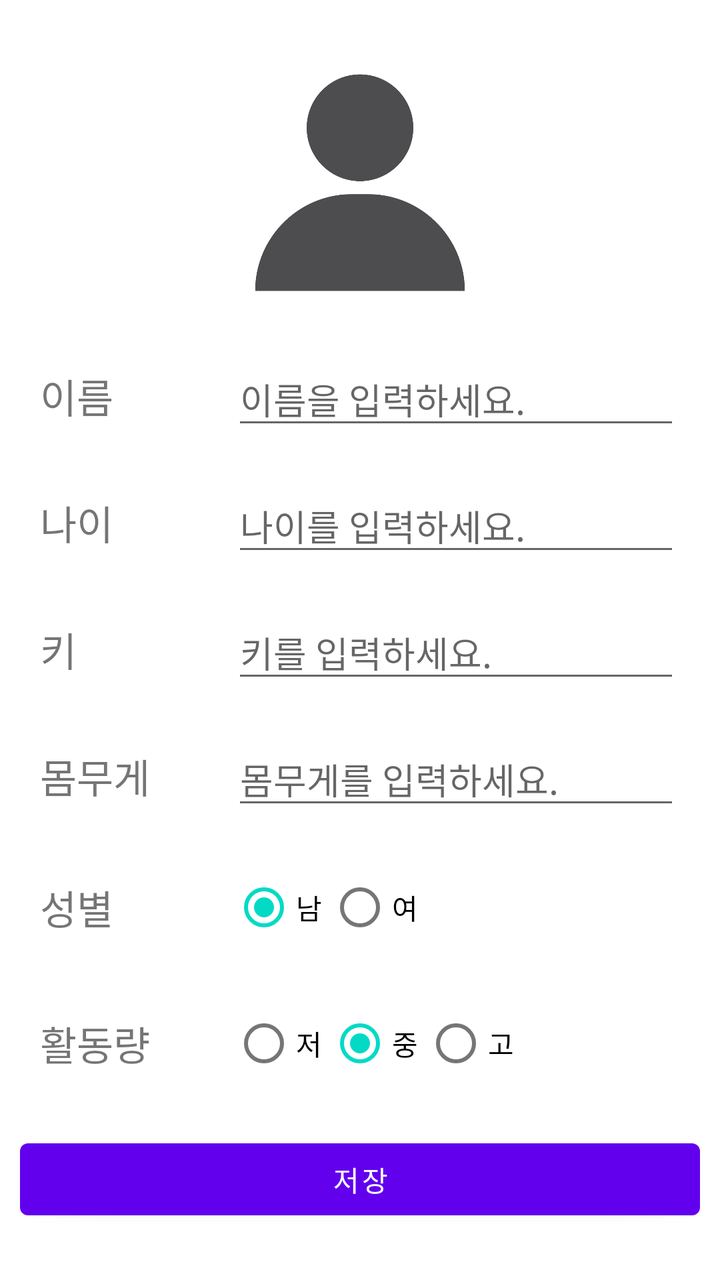
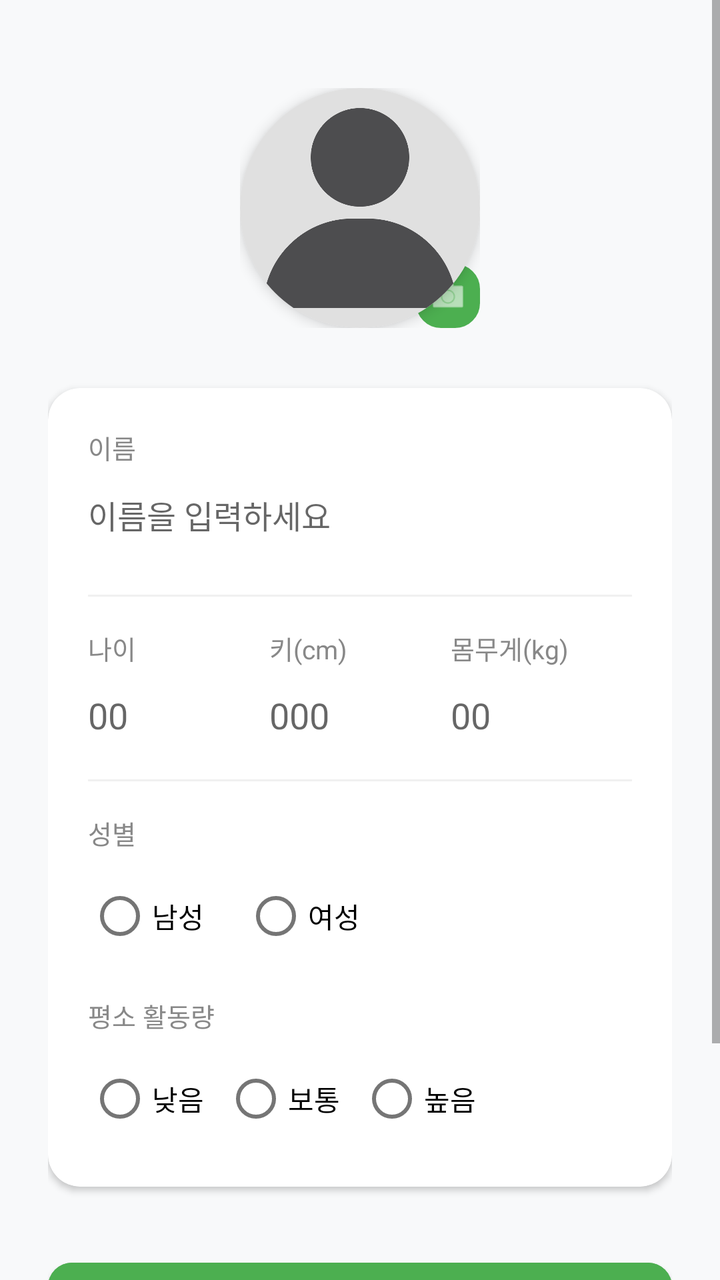

The first picture is an Android layout as it rendered before a commit; the second is the same layout after the commit. The layout source and the unified diff follow.
<!-- AndroidManifest.xml: application theme Theme.NutritionPredictorApp -->
<!-- res/layout/fragment_user.xml -->
<?xml version="1.0" encoding="utf-8"?>
<LinearLayout xmlns:android="http://schemas.android.com/apk/res/android"
    xmlns:app="http://schemas.android.com/apk/res-auto"
    xmlns:tools="http://schemas.android.com/tools"
    android:layout_width="match_parent"
    android:layout_height="match_parent"
    android:gravity="center"
    android:orientation="vertical"
    tools:context=".ui.user.UserFragment">


    <ImageView
        android:id="@+id/iv_profile"
        android:layout_width="130dp"
        android:layout_height="130dp"
        android:layout_marginLeft="20dp"
        android:layout_marginTop="10dp"
        android:layout_marginRight="20dp"
        android:layout_marginBottom="10dp"
        android:src="@drawable/user" />

    <LinearLayout
        android:layout_width="match_parent"
        android:layout_height="wrap_content"
        android:layout_marginLeft="20dp"
        android:layout_marginTop="10dp"
        android:layout_marginRight="20dp"
        android:layout_marginBottom="10dp"
        android:orientation="horizontal"
        android:gravity="center_vertical"
        android:weightSum="10">

        <TextView
            android:id="@+id/tv_name"
            android:layout_width="0dp"
            android:layout_height="wrap_content"
            android:layout_weight="3"
            android:text="이름"
            android:textSize="20sp" />

        <EditText
            android:id="@+id/et_name"
            android:layout_width="0dp"
            android:layout_height="wrap_content"
            android:layout_weight="7"
            android:ems="10"
            android:hint="이름을 입력하세요."
            android:inputType="text" />
    </LinearLayout>

    <LinearLayout
        android:layout_width="match_parent"
        android:layout_height="wrap_content"
        android:layout_marginLeft="20dp"
        android:layout_marginTop="10dp"
        android:layout_marginRight="20dp"
        android:layout_marginBottom="10dp"
        android:orientation="horizontal"
        android:gravity="center_vertical"
        android:weightSum="10">

        <TextView
            android:id="@+id/tv_age"
            android:layout_width="0dp"
            android:layout_height="wrap_content"
            android:layout_weight="3"
            android:text="나이"
            android:textSize="20sp" />

        <EditText
            android:id="@+id/et_age"
            android:layout_width="0dp"
            android:layout_height="wrap_content"
            android:layout_weight="7"
            android:ems="10"
            android:hint="나이를 입력하세요."
            android:inputType="number" />
    </LinearLayout>

    <LinearLayout
        android:layout_width="match_parent"
        android:layout_height="wrap_content"
        android:layout_marginLeft="20dp"
        android:layout_marginTop="10dp"
        android:layout_marginRight="20dp"
        android:layout_marginBottom="10dp"
        android:orientation="horizontal"
        android:gravity="center_vertical"
        android:weightSum="10">

        <TextView
            android:id="@+id/tv_height"
            android:layout_width="0dp"
            android:layout_height="wrap_content"
            android:layout_weight="3"
            android:text="키"
            android:textSize="20sp" />

        <EditText
            android:id="@+id/et_height"
            android:layout_width="0dp"
            android:layout_height="wrap_content"
            android:layout_weight="7"
            android:ems="10"
            android:hint="키를 입력하세요."
            android:inputType="number" />
    </LinearLayout>

    <LinearLayout
        android:layout_width="match_parent"
        android:layout_height="wrap_content"
        android:layout_marginLeft="20dp"
        android:layout_marginTop="10dp"
        android:layout_marginRight="20dp"
        android:layout_marginBottom="10dp"
        android:orientation="horizontal"
        android:gravity="center_vertical"
        android:weightSum="10">

        <TextView
            android:id="@+id/tv_weight"
            android:layout_width="0dp"
            android:layout_height="wrap_content"
            android:layout_weight="3"
            android:text="몸무게"
            android:textSize="20sp" />

        <EditText
            android:id="@+id/et_weight"
            android:layout_width="0dp"
            android:layout_height="wrap_content"
            android:layout_weight="7"
            android:ems="10"
            android:hint="몸무게를 입력하세요."
            android:inputType="number" />
    </LinearLayout>

    <LinearLayout
        android:layout_width="match_parent"
        android:layout_height="wrap_content"
        android:layout_marginLeft="20dp"
        android:layout_marginTop="10dp"
        android:layout_marginRight="20dp"
        android:layout_marginBottom="10dp"
        android:orientation="horizontal"
        android:gravity="center_vertical"
        android:weightSum="10">

        <TextView
            android:id="@+id/tv_gender"
            android:layout_width="0dp"
            android:layout_height="wrap_content"
            android:layout_weight="3"
            android:text="성별"
            android:textSize="20sp" />

        <RadioGroup
            android:id="@+id/rg_gender"
            android:layout_width="0dp"
            android:layout_height="wrap_content"
            android:layout_weight="7"
            android:orientation="horizontal">

            <RadioButton
                android:id="@+id/rb_man"
                android:layout_width="wrap_content"
                android:layout_height="wrap_content"
                android:checked="true"
                android:text="남" />

            <RadioButton
                android:id="@+id/rb_woman"
                android:layout_width="wrap_content"
                android:layout_height="wrap_content"
                android:text="여" />
        </RadioGroup>
    </LinearLayout>

    <LinearLayout
        android:layout_width="match_parent"
        android:layout_height="wrap_content"
        android:layout_marginLeft="20dp"
        android:layout_marginTop="10dp"
        android:layout_marginRight="20dp"
        android:layout_marginBottom="10dp"
        android:orientation="horizontal"
        android:gravity="center_vertical"
        android:weightSum="10">

        <TextView
            android:id="@+id/tv_activity_level"
            android:layout_width="0dp"
            android:layout_height="wrap_content"
            android:layout_weight="3"
            android:text="활동량"
            android:textSize="20sp" />

        <RadioGroup
            android:id="@+id/rg_activity_level"
            android:layout_width="0dp"
            android:layout_height="wrap_content"
            android:layout_weight="7"
            android:orientation="horizontal">

            <RadioButton
                android:id="@+id/rb_activity_level_low"
                android:layout_width="wrap_content"
                android:layout_height="wrap_content"
                android:checked="true"
                android:text="저" />

            <RadioButton
                android:id="@+id/rb_activity_level_medium"
                android:layout_width="wrap_content"
                android:layout_height="wrap_content"
                android:checked="true"
                android:text="중" />
            <RadioButton
                android:id="@+id/rb_activity_level_high"
                android:layout_width="wrap_content"
                android:layout_height="wrap_content"
                android:text="고" />
        </RadioGroup>
    </LinearLayout>

    <Button
        android:id="@+id/bt_save"
        android:layout_width="match_parent"
        android:layout_height="wrap_content"
        android:layout_margin="10dp"
        android:text="저장" />
</LinearLayout>
<!-- resources referenced by this layout -->
<resources>
  <!-- drawable user: png bitmap (drawable, 20221 bytes) -->
  <style name="Theme.NutritionPredictorApp" parent="Theme.MaterialComponents.DayNight.DarkActionBar">
          
          <item name="colorPrimary">@color/purple_500</item>
          <item name="colorPrimaryVariant">@color/purple_700</item>
          <item name="colorOnPrimary">@color/white</item>
          
          <item name="colorSecondary">@color/teal_200</item>
          <item name="colorSecondaryVariant">@color/teal_700</item>
          <item name="colorOnSecondary">@color/black</item>
          
          <item name="android:statusBarColor">?attr/colorPrimaryVariant</item>
          
      </style>
  <color name="purple_500">#FF6200EE</color>
  <color name="purple_700">#FF3700B3</color>
  <color name="white">#FFFFFFFF</color>
  <color name="teal_200">#FF03DAC5</color>
  <color name="teal_700">#FF018786</color>
  <color name="black">#FF000000</color>
</resources>

<!-- the commit's change to res/layout/fragment_user.xml (unified diff, before → after) -->
@@ -1,232 +1,143 @@
 <?xml version="1.0" encoding="utf-8"?>
-<LinearLayout xmlns:android="http://schemas.android.com/apk/res/android"
+<ScrollView xmlns:android="http://schemas.android.com/apk/res/android"
     xmlns:app="http://schemas.android.com/apk/res-auto"
     xmlns:tools="http://schemas.android.com/tools"
     android:layout_width="match_parent"
     android:layout_height="match_parent"
-    android:gravity="center"
-    android:orientation="vertical"
+    android:fillViewport="true"
+    android:background="#F8F9FA"
     tools:context=".ui.user.UserFragment">
-
-
-    <ImageView
-        android:id="@+id/iv_profile"
-        android:layout_width="130dp"
-        android:layout_height="130dp"
-        android:layout_marginLeft="20dp"
-        android:layout_marginTop="10dp"
-        android:layout_marginRight="20dp"
-        android:layout_marginBottom="10dp"
-        android:src="@drawable/user" />
 
     <LinearLayout
         android:layout_width="match_parent"
         android:layout_height="wrap_content"
-        android:layout_marginLeft="20dp"
-        android:layout_marginTop="10dp"
-        android:layout_marginRight="20dp"
-        android:layout_marginBottom="10dp"
-        android:orientation="horizontal"
-        android:gravity="center_vertical"
-        android:weightSum="10">
+        android:gravity="center_horizontal"
+        android:orientation="vertical"
+        android:padding="24dp">
 
-        <TextView
-            android:id="@+id/tv_name"
-            android:layout_width="0dp"
+        
+        <FrameLayout
+            android:layout_width="wrap_content"
             android:layout_height="wrap_content"
-            android:layout_weight="3"
-            android:text="이름"
-            android:textSize="20sp" />
+            android:layout_marginTop="20dp"
+            android:layout_marginBottom="30dp">
 
-        <EditText
-            android:id="@+id/et_name"
-            android:layout_width="0dp"
+            <androidx.cardview.widget.CardView
+                android:layout_width="120dp"
+                android:layout_height="120dp"
+                app:cardCornerRadius="60dp"
+                app:cardElevation="4dp">
+
+                <ImageView
+                    android:id="@+id/iv_profile"
+                    android:layout_width="match_parent"
+                    android:layout_height="match_parent"
+                    android:scaleType="centerCrop"
+                    android:src="@drawable/user"
+                    android:background="#E0E0E0" />
+            </androidx.cardview.widget.CardView>
+
+            
+            <ImageView
+                android:layout_width="32dp"
+                android:layout_height="32dp"
+                android:layout_gravity="bottom|end"
+                android:src="@android:drawable/ic_menu_camera"
+                android:background="@drawable/edittext_border_background"
+                android:backgroundTint="#4CAF50"
+                app:tint="#FFFFFF"
+                android:padding="6dp" />
+        </FrameLayout>
+
+        
+        <androidx.cardview.widget.CardView
+            android:layout_width="match_parent"
             android:layout_height="wrap_content"
-            android:layout_weight="7"
-            android:ems="10"
-            android:hint="이름을 입력하세요."
-            android:inputType="text" />
+            app:cardCornerRadius="16dp"
+            app:cardElevation="2dp">
+
+            <LinearLayout
+                android:layout_width="match_parent"
+                android:layout_height="wrap_content"
+                android:orientation="vertical"
+                android:padding="20dp">
+
+                
+                <TextView android:layout_width="wrap_content" android:layout_height="wrap_content" android:text="이름" android:textSize="13sp" android:textColor="#888" />
+                <EditText
+                    android:id="@+id/et_name"
+                    android:layout_width="match_parent"
+                    android:layout_height="48dp"
+                    android:hint="이름을 입력하세요"
+                    android:inputType="text"
+                    android:background="@android:color/transparent"
+                    android:textSize="16sp"
+                    android:layout_marginBottom="16dp" />
+
+                <View android:layout_width="match_parent" android:layout_height="1dp" android:background="#F0F0F0" android:layout_marginBottom="16dp" />
+
+                
+                <LinearLayout android:layout_width="match_parent" android:layout_height="wrap_content" android:orientation="horizontal" android:weightSum="3">
+                    <LinearLayout android:layout_width="0dp" android:layout_height="wrap_content" android:layout_weight="1" android:orientation="vertical">
+                        <TextView android:layout_width="wrap_content" android:layout_height="wrap_content" android:text="나이" android:textSize="13sp" android:textColor="#888" />
+                        <EditText android:id="@+id/et_age" android:layout_width="match_parent" android:layout_height="48dp" android:hint="00" android:inputType="number" android:background="@android:color/transparent" />
+                    </LinearLayout>
+                    <LinearLayout android:layout_width="0dp" android:layout_height="wrap_content" android:layout_weight="1" android:orientation="vertical">
+                        <TextView android:layout_width="wrap_content" android:layout_height="wrap_content" android:text="키(cm)" android:textSize="13sp" android:textColor="#888" />
+                        <EditText android:id="@+id/et_height" android:layout_width="match_parent" android:layout_height="48dp" android:hint="000" android:inputType="number" android:background="@android:color/transparent" />
+                    </LinearLayout>
+                    <LinearLayout android:layout_width="0dp" android:layout_height="wrap_content" android:layout_weight="1" android:orientation="vertical">
+                        <TextView android:layout_width="wrap_content" android:layout_height="wrap_content" android:text="몸무게(kg)" android:textSize="13sp" android:textColor="#888" />
+                        <EditText android:id="@+id/et_weight" android:layout_width="match_parent" android:layout_height="48dp" android:hint="00" android:inputType="number" android:background="@android:color/transparent" />
+                    </LinearLayout>
+                </LinearLayout>
+
+                <View android:layout_width="match_parent" android:layout_height="1dp" android:background="#F0F0F0" android:layout_marginTop="8dp" android:layout_marginBottom="16dp" />
+
+                
+                <TextView android:layout_width="wrap_content" android:layout_height="wrap_content" android:text="성별" android:textSize="13sp" android:textColor="#888" android:layout_marginBottom="8dp"/>
+                <RadioGroup
+                    android:id="@+id/rg_gender"
+                    android:layout_width="match_parent"
+                    android:layout_height="wrap_content"
+                    android:orientation="horizontal"
+                    android:layout_marginBottom="16dp">
+                    <RadioButton android:id="@+id/rb_man" android:layout_width="wrap_content" android:layout_height="wrap_content" android:text="남성" android:layout_marginRight="20dp" />
+                    <RadioButton android:id="@+id/rb_woman" android:layout_width="wrap_content" android:layout_height="wrap_content" android:text="여성" />
+                </RadioGroup>
+
+                
+                <TextView android:layout_width="wrap_content" android:layout_height="wrap_content" android:text="평소 활동량" android:textSize="13sp" android:textColor="#888" android:layout_marginBottom="8dp"/>
+                <RadioGroup
+                    android:id="@+id/rg_activity_level"
+                    android:layout_width="match_parent"
+                    android:layout_height="wrap_content"
+                    android:orientation="horizontal">
+                    <RadioButton android:id="@+id/rb_activity_level_low" android:layout_width="wrap_content" android:layout_height="wrap_content" android:text="낮음" android:layout_marginRight="10dp" />
+                    <RadioButton android:id="@+id/rb_activity_level_medium" android:layout_width="wrap_content" android:layout_height="wrap_content" android:text="보통" android:layout_marginRight="10dp" />
+                    <RadioButton android:id="@+id/rb_activity_level_high" android:layout_width="wrap_content" android:layout_height="wrap_content" android:text="높음" />
+                </RadioGroup>
+
+            </LinearLayout>
+        </androidx.cardview.widget.CardView>
+
+        
+        <Button
+            android:id="@+id/bt_save"
+            android:layout_width="match_parent"
+            android:layout_height="56dp"
+            android:layout_marginTop="32dp"
+            android:backgroundTint="#4CAF50"
+            android:text="정보 저장하기"
+            android:textColor="#FFFFFF"
+            android:textSize="16sp"
+            android:textStyle="bold"
+            app:cornerRadius="12dp" />
+
+        
+        <View
+            android:layout_width="match_parent"
+            android:layout_height="80dp" />
+
     </LinearLayout>
-
-    <LinearLayout
-        android:layout_width="match_parent"
-        android:layout_height="wrap_content"
-        android:layout_marginLeft="20dp"
-        android:layout_marginTop="10dp"
-        android:layout_marginRight="20dp"
-        android:layout_marginBottom="10dp"
-        android:orientation="horizontal"
-        android:gravity="center_vertical"
-        android:weightSum="10">
-
-        <TextView
-            android:id="@+id/tv_age"
-            android:layout_width="0dp"
-            android:layout_height="wrap_content"
-            android:layout_weight="3"
-            android:text="나이"
-            android:textSize="20sp" />
-
-        <EditText
-            android:id="@+id/et_age"
-            android:layout_width="0dp"
-            android:layout_height="wrap_content"
-            android:layout_weight="7"
-            android:ems="10"
-            android:hint="나이를 입력하세요."
-            android:inputType="number" />
-    </LinearLayout>
-
-    <LinearLayout
-        android:layout_width="match_parent"
-        android:layout_height="wrap_content"
-        android:layout_marginLeft="20dp"
-        android:layout_marginTop="10dp"
-        android:layout_marginRight="20dp"
-        android:layout_marginBottom="10dp"
-        android:orientation="horizontal"
-        android:gravity="center_vertical"
-        android:weightSum="10">
-
-        <TextView
-            android:id="@+id/tv_height"
-            android:layout_width="0dp"
-            android:layout_height="wrap_content"
-            android:layout_weight="3"
-            android:text="키"
-            android:textSize="20sp" />
-
-        <EditText
-            android:id="@+id/et_height"
-            android:layout_width="0dp"
-            android:layout_height="wrap_content"
-            android:layout_weight="7"
-            android:ems="10"
-            android:hint="키를 입력하세요."
-            android:inputType="number" />
-    </LinearLayout>
-
-    <LinearLayout
-        android:layout_width="match_parent"
-        android:layout_height="wrap_content"
-        android:layout_marginLeft="20dp"
-        android:layout_marginTop="10dp"
-        android:layout_marginRight="20dp"
-        android:layout_marginBottom="10dp"
-        android:orientation="horizontal"
-        android:gravity="center_vertical"
-        android:weightSum="10">
-
-        <TextView
-            android:id="@+id/tv_weight"
-            android:layout_width="0dp"
-            android:layout_height="wrap_content"
-            android:layout_weight="3"
-            android:text="몸무게"
-            android:textSize="20sp" />
-
-        <EditText
-            android:id="@+id/et_weight"
-            android:layout_width="0dp"
-            android:layout_height="wrap_content"
-            android:layout_weight="7"
-            android:ems="10"
-            android:hint="몸무게를 입력하세요."
-            android:inputType="number" />
-    </LinearLayout>
-
-    <LinearLayout
-        android:layout_width="match_parent"
-        android:layout_height="wrap_content"
-        android:layout_marginLeft="20dp"
-        android:layout_marginTop="10dp"
-        android:layout_marginRight="20dp"
-        android:layout_marginBottom="10dp"
-        android:orientation="horizontal"
-        android:gravity="center_vertical"
-        android:weightSum="10">
-
-        <TextView
-            android:id="@+id/tv_gender"
-            android:layout_width="0dp"
-            android:layout_height="wrap_content"
-            android:layout_weight="3"
-            android:text="성별"
-            android:textSize="20sp" />
-
-        <RadioGroup
-            android:id="@+id/rg_gender"
-            android:layout_width="0dp"
-            android:layout_height="wrap_content"
-            android:layout_weight="7"
-            android:orientation="horizontal">
-
-            <RadioButton
-                android:id="@+id/rb_man"
-                android:layout_width="wrap_content"
-                android:layout_height="wrap_content"
-                android:checked="true"
-                android:text="남" />
-
-            <RadioButton
-                android:id="@+id/rb_woman"
-                android:layout_width="wrap_content"
-                android:layout_height="wrap_content"
-                android:text="여" />
-        </RadioGroup>
-    </LinearLayout>
-
-    <LinearLayout
-        android:layout_width="match_parent"
-        android:layout_height="wrap_content"
-        android:layout_marginLeft="20dp"
-        android:layout_marginTop="10dp"
-        android:layout_marginRight="20dp"
-        android:layout_marginBottom="10dp"
-        android:orientation="horizontal"
-        android:gravity="center_vertical"
-        android:weightSum="10">
-
-        <TextView
-            android:id="@+id/tv_activity_level"
-            android:layout_width="0dp"
-            android:layout_height="wrap_content"
-            android:layout_weight="3"
-            android:text="활동량"
-            android:textSize="20sp" />
-
-        <RadioGroup
-            android:id="@+id/rg_activity_level"
-            android:layout_width="0dp"
-            android:layout_height="wrap_content"
-            android:layout_weight="7"
-            android:orientation="horizontal">
-
-            <RadioButton
-                android:id="@+id/rb_activity_level_low"
-                android:layout_width="wrap_content"
-                android:layout_height="wrap_content"
-                android:checked="true"
-                android:text="저" />
-
-            <RadioButton
-                android:id="@+id/rb_activity_level_medium"
-                android:layout_width="wrap_content"
-                android:layout_height="wrap_content"
-                android:checked="true"
-                android:text="중" />
-            <RadioButton
-                android:id="@+id/rb_activity_level_high"
-                android:layout_width="wrap_content"
-                android:layout_height="wrap_content"
-                android:text="고" />
-        </RadioGroup>
-    </LinearLayout>
-
-    <Button
-        android:id="@+id/bt_save"
-        android:layout_width="match_parent"
-        android:layout_height="wrap_content"
-        android:layout_margin="10dp"
-        android:text="저장" />
-</LinearLayout>
+</ScrollView>
<!-- resource entries referenced after the edit -->
@@ -1,5 +1,22 @@
 <!-- resources referenced by this layout -->
 <resources>
+  <!-- drawable edittext_border_background (drawable) -->
+  <?xml version="1.0" encoding="utf-8"?>
+  <shape xmlns:android="http://schemas.android.com/apk/res/android"
+      android:shape="rectangle">
+  
+      
+      <solid android:color="#FFFFFF" />
+  
+      
+      <stroke
+          android:width="1dp"
+          android:color="#DDDDDD" />
+  
+      
+      <corners android:radius="12dp" />
+  
+  </shape>
   <!-- drawable user: png bitmap (drawable, 20221 bytes) -->
   <style name="Theme.NutritionPredictorApp" parent="Theme.MaterialComponents.DayNight.DarkActionBar">
           
@@ -14,8 +31,8 @@
           <item name="android:statusBarColor">?attr/colorPrimaryVariant</item>
           
       </style>
-  <color name="purple_500">#FF6200EE</color>
-  <color name="purple_700">#FF3700B3</color>
+  <color name="purple_500">#4CAF50</color>
+  <color name="purple_700">#4CAF50</color>
   <color name="white">#FFFFFFFF</color>
   <color name="teal_200">#FF03DAC5</color>
   <color name="teal_700">#FF018786</color>
